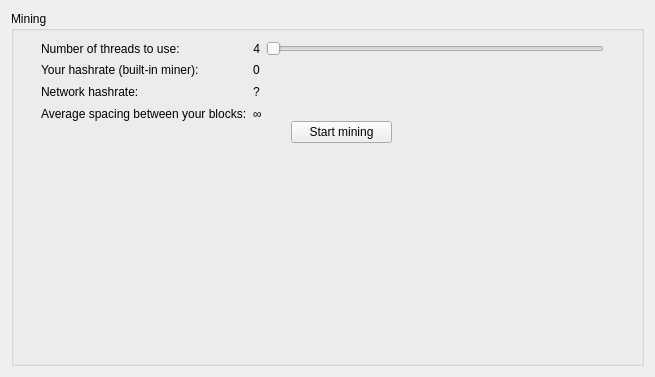
Qt form src/qt/forms/miningpage.ui (upgradeadvice/MUE-Src) before a commit.
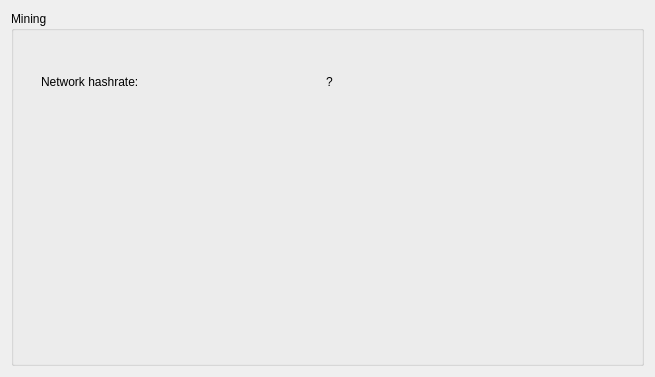
The same form after that commit.

Commit message: New theme, splash, mining page edits

Patch:
```diff
--- a/src/qt/forms/miningpage.ui
+++ b/src/qt/forms/miningpage.ui
@@ -34,40 +34,6 @@
       <layout class="QHBoxLayout" name="horizontalLayout">
        <item>
         <layout class="QGridLayout" name="gridLayout">
-         <item row="0" column="1">
-          <layout class="QHBoxLayout" name="horizontalLayout_2">
-           <item>
-            <widget class="QLabel" name="labelNCores">
-             <property name="text">
-              <string>4</string>
-             </property>
-             <property name="alignment">
-              <set>Qt::AlignRight|Qt::AlignTrailing|Qt::AlignVCenter</set>
-             </property>
-            </widget>
-           </item>
-           <item>
-            <widget class="QSlider" name="sliderCores">
-             <property name="minimumSize">
-              <size>
-               <width>250</width>
-               <height>0</height>
-              </size>
-             </property>
-             <property name="orientation">
-              <enum>Qt::Horizontal</enum>
-             </property>
-            </widget>
-           </item>
-          </layout>
-         </item>
-         <item row="3" column="0">
-          <widget class="QLabel" name="label_3">
-           <property name="text">
-            <string>Average spacing between your blocks:</string>
-           </property>
-          </widget>
-         </item>
          <item row="2" column="0">
           <widget class="QLabel" name="label_4">
            <property name="text">
@@ -75,20 +41,6 @@
            </property>
           </widget>
          </item>
-         <item row="0" column="0">
-          <widget class="QLabel" name="label">
-           <property name="text">
-            <string>Number of threads to use:</string>
-           </property>
-          </widget>
-         </item>
-         <item row="1" column="1">
-          <widget class="QLabel" name="labelYourHashrate">
-           <property name="text">
-            <string>0</string>
-           </property>
-          </widget>
-         </item>
          <item row="2" column="1">
           <widget class="QLabel" name="labelNethashrate">
            <property name="text">
@@ -96,54 +48,10 @@
            </property>
           </widget>
          </item>
-         <item row="3" column="1">
-          <widget class="QLabel" name="labelNextBlock">
-           <property name="text">
-            <string>∞</string>
-           </property>
-          </widget>
-         </item>
-         <item row="1" column="0">
-          <widget class="QLabel" name="label_2">
-           <property name="text">
-            <string>Your hashrate (built-in miner):</string>
-           </property>
-          </widget>
-         </item>
         </layout>
        </item>
       </layout>
      </widget>
-     <widget class="QLabel" name="labelAddress">
-      <property name="geometry">
-       <rect>
-        <x>20</x>
-        <y>150</y>
-        <width>571</width>
-        <height>20</height>
-       </rect>
-      </property>
-      <property name="text">
-       <string/>
-      </property>
-     </widget>
-     <widget class="QPushButton" name="pushSwitchMining">
-      <property name="geometry">
-       <rect>
-        <x>280</x>
-        <y>110</y>
-        <width>101</width>
-        <height>22</height>
-       </rect>
-      </property>
-      <property name="text">
-       <string>Start mining</string>
-      </property>
-     </widget>
-     <zorder>layoutWidget</zorder>
-     <zorder>labelAddress</zorder>
-     <zorder>pushSwitchMining</zorder>
-     <zorder>label_2</zorder>
     </widget>
    </item>
   </layout>
```
The commit also changes 41 other files.
